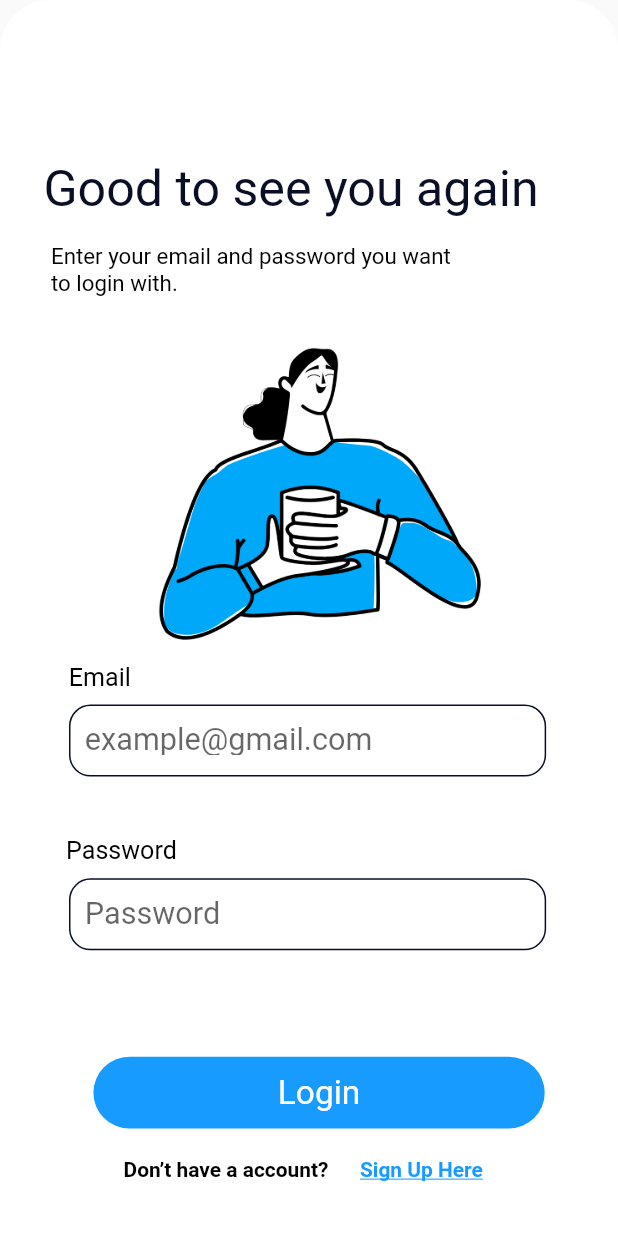
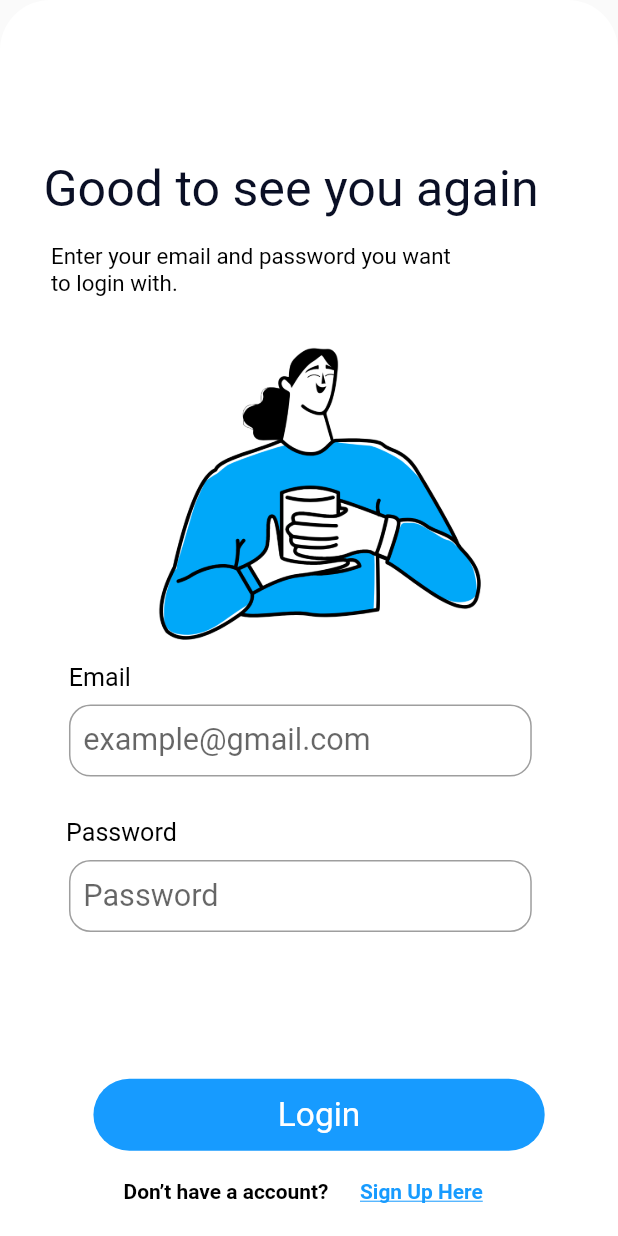
Before and after one commit to Varad-01/DrinkUp1, a Flutter app: the screen it shows after launch, after a tap on "Login", on a phone screen of 412 x 824 dp. Run offline on Flutter 3.47's test engine with Material 2 defaults, Android fonts, the light colour scheme and no system bars; our stand-ins replace cloud_firestore, dropdown_button2, firebase_core, fluttertoast, google_fonts, google_nav_bar and 2 more; missing offline and left inert: lite_rolling_switch; accounts and stored records are empty; Roboto replaces fonts that are missing (Satoshi).

Commit message:
Update Feature added

```diff
--- a/lib/page-1/login.dart
+++ b/lib/page-1/login.dart
@@ -1,3 +1,4 @@
+import 'package:cloud_firestore/cloud_firestore.dart';
 import 'package:flutter/material.dart';
 import 'package:flutter/gestures.dart';
 import 'dart:ui';
@@ -13,7 +14,8 @@ class Login extends StatefulWidget {
 class _LoginState extends State<Login> {
   @override
   Widget build(BuildContext context) {
-    TextEditingController _controller = TextEditingController();
+    TextEditingController _emailController = TextEditingController();
+    TextEditingController _passwordController = TextEditingController();
     bool _isTextFieldEmpty = true;
     double baseWidth = 430;
     double fem = MediaQuery.of(context).size.width / baseWidth;
@@ -103,26 +105,32 @@ class _LoginState extends State<Login> {
                 ),
                 Container(
                   // frame2aQT (1:62)
-                  margin: EdgeInsets.fromLTRB(28*fem, 0*fem, 44*fem, 41*fem),
-                  padding: EdgeInsets.fromLTRB(10*fem, 13*fem, 10*fem, 12*fem),
-                  width: double.infinity,
-                  height: 48,
-                  decoration: BoxDecoration (
-                    border: Border.all(color: const Color(0xff0a0f25)),
+                  margin: EdgeInsets.fromLTRB(18*fem, 0*fem, 44*fem, 0*fem),
+                  width: 322*fem,
+                  height: 75,
+                  child: SizedBox(
+                    width: 322*fem,
+                    height: 75,
+                    child: TextFormField(
+                      keyboardType: TextInputType.emailAddress,
+                      controller: _emailController,
+                      autovalidateMode:
+                      AutovalidateMode.onUserInteraction,
+                      validator: (value) {
+                        RegExp regExp = new RegExp(r"^[a-zA-Z0-9.a-zA-Z0-9.!#$%&'*+-/=?^_`{|}~]+@[a-zA-Z0-9]+\.[a-zA-Z]+");
+                        if (value!.length == 0) {
+                          return 'Please enter a email';
+                        } else if (!regExp.hasMatch(value)) {
+                          return 'Please enter a valid email';
+                        }
+                        return null;
+                      },
+                      decoration: InputDecoration(
+                        border: OutlineInputBorder(
                           borderRadius: BorderRadius.circular(15*fem),
                         ),
-                  child: TextFormField(
-                    keyboardType: TextInputType.emailAddress,
-                    controller: _controller,
-                    onChanged: (value) {
-                      setState(() {
-                        _isTextFieldEmpty = value.isEmpty;
-                      });
-                    },
-                    decoration: const InputDecoration(
-                      border: InputBorder.none,
                         hintText: 'example@gmail.com',
-                      contentPadding: EdgeInsets.symmetric(vertical: 7.5),
+                        contentPadding: EdgeInsets.symmetric(vertical: 7.5,horizontal: 9.5),
                       ),
                       style: TextStyle(
                         fontFamily: 'Satoshi',
@@ -130,6 +138,7 @@ class _LoginState extends State<Login> {
                         fontWeight: FontWeight.w400,
                         height: 1.2368751102*ffem/fem,
                         color: const Color(0xff6e7180),
+                      ),
                     ),
                   ),
                 ),
@@ -149,28 +158,31 @@ class _LoginState extends State<Login> {
                 ),
                 Container(
                   // frame3t3m (1:51)
-                  margin: EdgeInsets.fromLTRB(28*fem, 0*fem, 44*fem, 74*fem),
-                  padding: EdgeInsets.fromLTRB(10*fem, 13*fem, 10*fem, 12*fem),
-                  width: double.infinity,
-                  height: 48,
-                  decoration: BoxDecoration (
-                    border: Border.all(color: const Color(0xff0a0f25)),
-                    borderRadius: BorderRadius.circular(15*fem),
-                  ),
+                  margin: EdgeInsets.fromLTRB(18*fem, 0*fem, 44*fem, 74*fem),
+                  width: 322*fem,
+                  height: 75,
+                  child: SizedBox(
+                    width: 322*fem,
+                    height: 75,
                     child: TextFormField(
                       keyboardType: TextInputType.visiblePassword,
-                    controller: _controller,
-                    onChanged: (value) {
-                      setState(() {
-                        _isTextFieldEmpty = value.isEmpty;
-                      });
+                      controller: _passwordController,
+                      autovalidateMode:
+                      AutovalidateMode.onUserInteraction,
+                      validator: (value) {
+                        if (value!.length == 0) {
+                          return 'Please enter a password';
+                        }
+                        return null;
                       },
                       obscureText: true,
                       obscuringCharacter: "*",
-                    decoration: const InputDecoration(
-                      border: InputBorder.none,
+                      decoration: InputDecoration(
+                        border: OutlineInputBorder(
+                          borderRadius: BorderRadius.circular(15*fem),
+                        ),
                         hintText: 'Password',
-                      contentPadding: EdgeInsets.symmetric(vertical: 7.5),
+                        contentPadding: EdgeInsets.symmetric(vertical: 7.5,horizontal: 9.5),
                       ),
                       style: TextStyle(
                         fontFamily: 'Satoshi',
@@ -178,6 +190,7 @@ class _LoginState extends State<Login> {
                         fontWeight: FontWeight.w400,
                         height: 1.2368751102*ffem/fem,
                         color: const Color(0xff6e7180),
+                      ),
                     ),
                   ),
                 ),
@@ -192,8 +205,9 @@ class _LoginState extends State<Login> {
                   ),
                   child: TextButton(
                     onPressed: (){
-                      if (_isTextFieldEmpty){ToastMsg('Please fill above details');}
-                      else{Navigator.pushNamed(context, '/main2');}
+                      final email = _emailController.text;
+
+                      createUser(email: email);
                     },
                     // style: ,
                     child: Text(
@@ -260,4 +274,19 @@ class _LoginState extends State<Login> {
       ),
     );
   }
+  Future createUser({required String email}) async{
+
+    final docUser= FirebaseFirestore.instance.collection('users').doc('U');
+
+    final json = {
+      'email' : email,
+    };
+    try {
+      await docUser.set(json);
+      Navigator.pushNamed(context, '/main2');
+    }on FirebaseException catch(e)
+    {
+      print(e);
     }
+  }
+}
--- a/lib/page-1/sign-up.dart
+++ b/lib/page-1/sign-up.dart
@@ -181,9 +181,9 @@ class _SignUpState extends State<SignUp> {
                       validator: (value) {
                         RegExp regExp = new RegExp(r"^[a-zA-Z0-9.a-zA-Z0-9.!#$%&'*+-/=?^_`{|}~]+@[a-zA-Z0-9]+\.[a-zA-Z]+");
                         if (value!.length == 0) {
-                          return 'Please enter a name';
+                          return 'Please enter a email';
                         } else if (!regExp.hasMatch(value)) {
-                          return 'Please enter a valid name';
+                          return 'Please enter a valid email';
                         }
                         return null;
                       },
```
Lines whose indentation alone changed are shown as unchanged.
